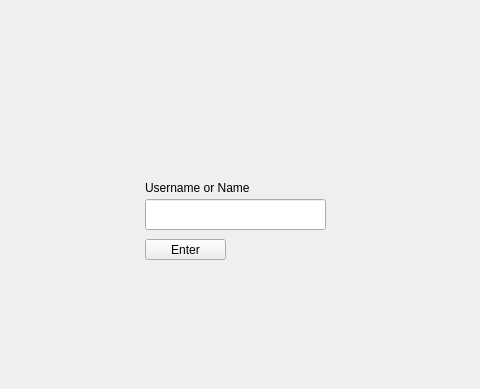
Old version of the form mainwindow.ui in the repository justinburrill/comp3004_d1; both pictures show x 134 to 614 and y 0 to 389 of the 800 by 600 pixel window.
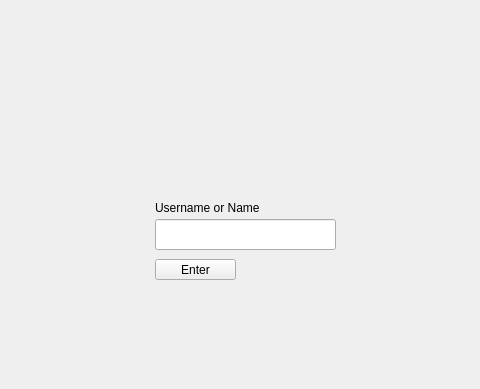
New version of the form.

Commit message: move login box

```diff
--- a/mainwindow.ui
+++ b/mainwindow.ui
@@ -27,8 +27,8 @@
      <widget class="QLabel" name="username_entry_label">
       <property name="geometry">
        <rect>
-        <x>280</x>
-        <y>180</y>
+        <x>290</x>
+        <y>200</y>
         <width>131</width>
         <height>17</height>
        </rect>
@@ -40,8 +40,8 @@
      <widget class="QPushButton" name="enter_button">
       <property name="geometry">
        <rect>
-        <x>280</x>
-        <y>240</y>
+        <x>290</x>
+        <y>260</y>
         <width>81</width>
         <height>21</height>
        </rect>
@@ -53,8 +53,8 @@
      <widget class="QLineEdit" name="username_entry">
       <property name="geometry">
        <rect>
-        <x>280</x>
-        <y>200</y>
+        <x>290</x>
+        <y>220</y>
         <width>181</width>
         <height>31</height>
        </rect>
```
